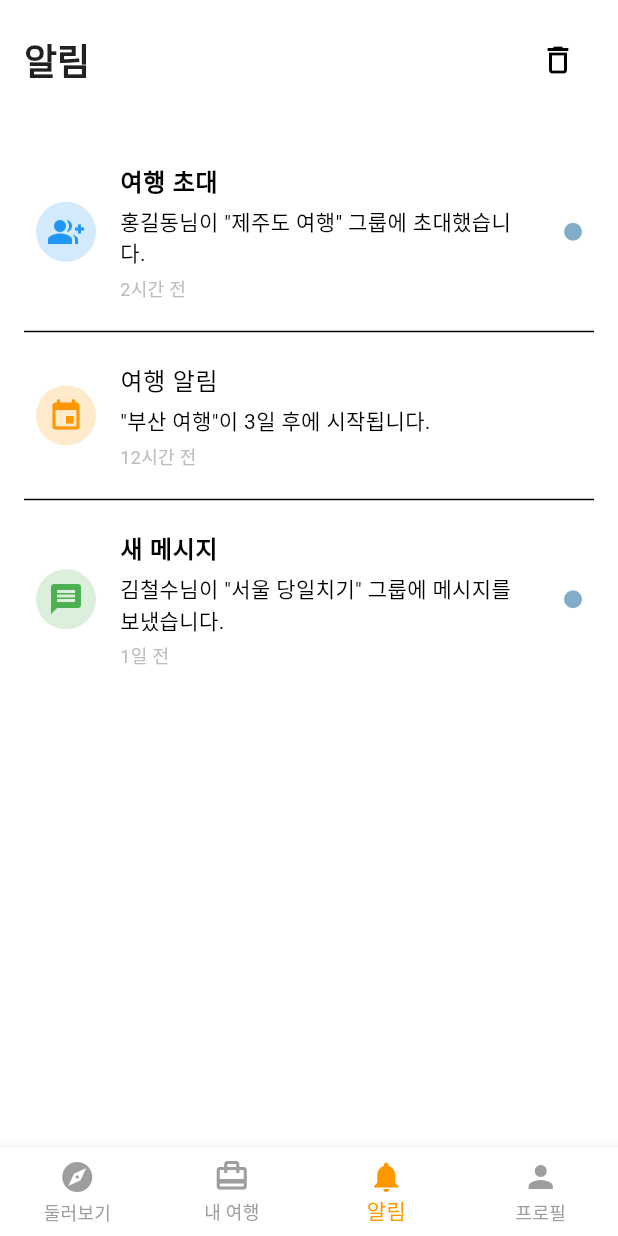
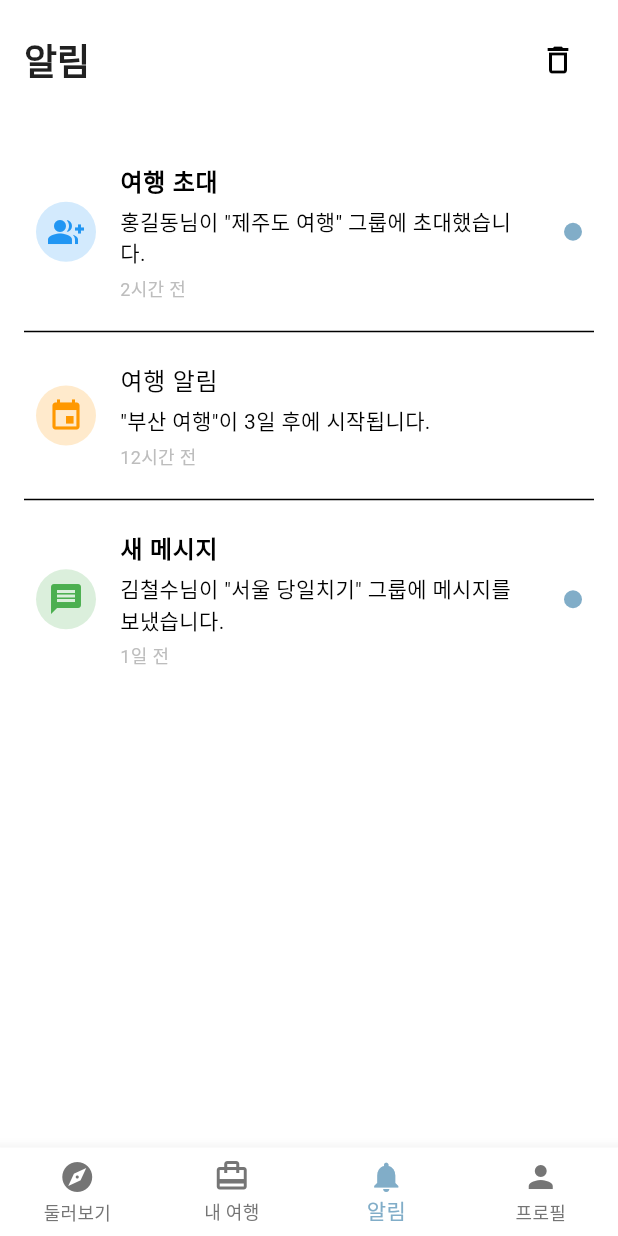
Before and after one commit to HongMinJung/SnapTrip, a Flutter app: the screen it shows after launch, item 3 of the bottom bar chosen, on a phone screen of 412 x 824 dp. Run offline on Flutter 3.47's test engine with Material 3 defaults, Android fonts, the phone set to English and light mode, and no system bars; our stand-ins replace supabase_flutter; accounts and stored records are empty; network calls fail; Roboto replaces fonts that are missing (Pretendard).

Commit message:
아이콘 컬러 변경

```diff
--- a/lib/presentation/screens/home/home_screen.dart
+++ b/lib/presentation/screens/home/home_screen.dart
@@ -1,4 +1,5 @@
 import 'package:flutter/material.dart';
+import 'package:snap_trip/core/theme/app_theme.dart';
 import 'package:snap_trip/presentation/screens/home/explore_tab.dart';
 import 'package:snap_trip/presentation/screens/home/my_trips_tab.dart';
 import 'package:snap_trip/presentation/screens/home/notifications_tab.dart';
@@ -31,7 +32,7 @@ class _HomeScreenState extends State<HomeScreen> {
                 // 여행 추가 화면으로 이동
                 Navigator.of(context).pushNamed('/create-trip');
               },
-              backgroundColor: Colors.orange, // 플로팅 버튼 배경색을 오렌지로 변경
+              backgroundColor: AppColors.primary, // 플로팅 버튼 배경색을 오렌지로 변경
               child: const Icon(
                 Icons.add,
                 color: Colors.white, // 아이콘 색상을 흰색으로 설정
@@ -45,8 +46,8 @@ class _HomeScreenState extends State<HomeScreen> {
             _currentIndex = index;
           });
         },
-        selectedItemColor: Colors.orange, // 선택된 아이템 색상을 오렌지로 변경
-        unselectedItemColor: Colors.grey, // 선택되지 않은 아이템 색상을 회색으로 변경
+        selectedItemColor: AppColors.primary, // 선택된 아이템 색상을 오렌지로 변경
+        unselectedItemColor: AppColors.textSecondary, // 선택되지 않은 아이템 색상을 회색으로 변경
         type: BottomNavigationBarType.fixed,
         elevation: 8,
         items: const [
```
